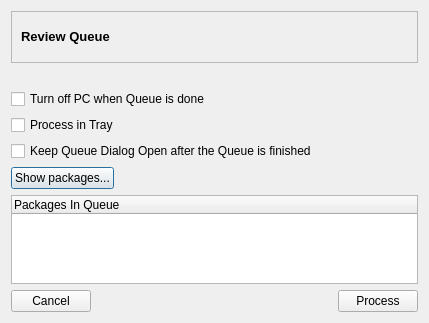
Above: trunk/shaman/ui/reviewQueueDialog.ui from drf/shaman1 before the change. Below: the same form after it.
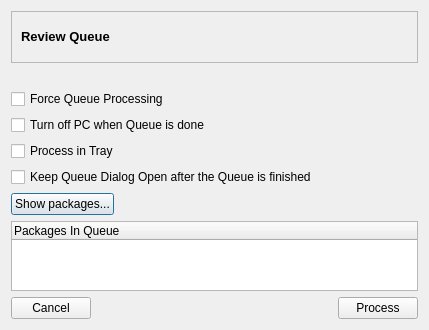
That is the form after the change. Icons and pictures are not drawn.

Commit message: Added force option :D

The edit to the form file:
```diff
--- a/trunk/shaman/ui/reviewQueueDialog.ui
+++ b/trunk/shaman/ui/reviewQueueDialog.ui
@@ -25,6 +25,13 @@
        </property>
       </widget>
      </item>
+     <item>
+      <widget class="QCheckBox" name="forceBox" >
+       <property name="text" >
+        <string>Force Queue Processing</string>
+       </property>
+      </widget>
+     </item>
      <item>
       <widget class="QCheckBox" name="turnoffBox" >
        <property name="text" >
```
Left out of the diff: 16 changed lines with no effect on the pictures. The commit also changes 21 other files.
